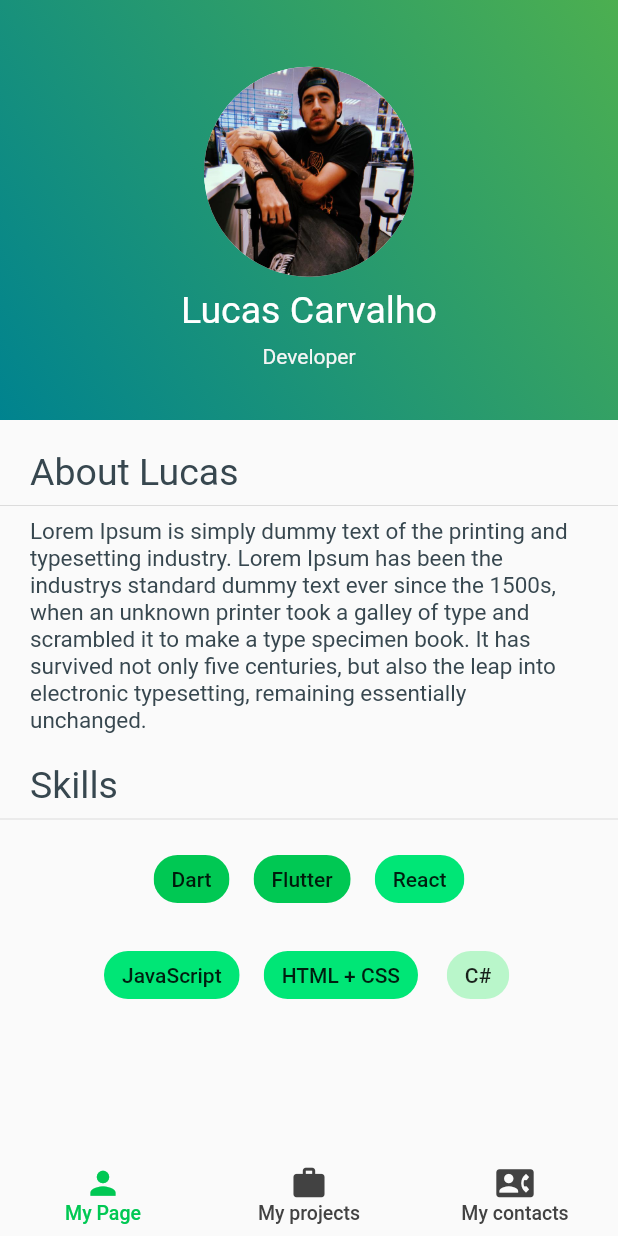
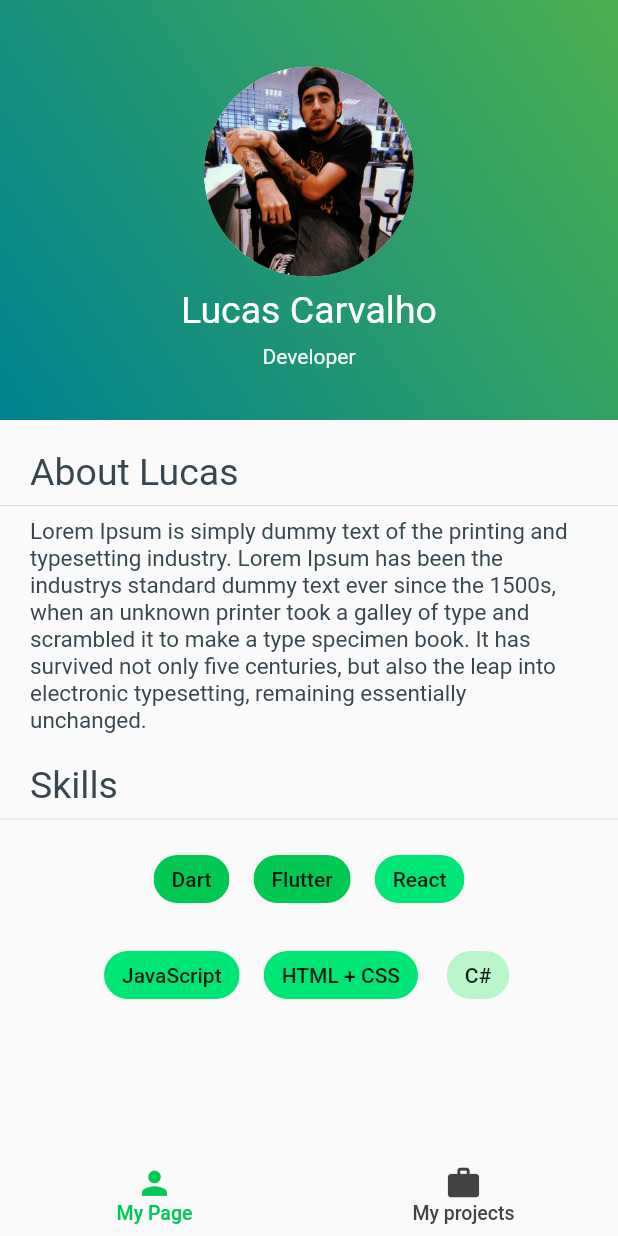
Before and after one commit to LucssCarvalho/my_portifolio, a Flutter app: the screen it shows after launch, on a phone screen of 412 x 824 dp. Run offline on Flutter 3.47's test engine with Material 2 defaults, Android fonts, the phone set to English and light mode, and no system bars; missing offline and left inert: mdi.

Commit message:
removed tabar

```diff
--- a/lib/main.dart
+++ b/lib/main.dart
@@ -1,5 +1,4 @@
 import 'package:flutter/material.dart';
-import 'package:flutter/services.dart';
 import 'package:my_portifolio/pages/PageThree/PageThree.dart';
 import 'package:my_portifolio/pages/pageOne/HomePage.dart';
 import 'package:my_portifolio/pages/pageTwo/PageTwo.dart';
@@ -9,10 +8,6 @@ void main() => runApp(MyApp());
 class MyApp extends StatelessWidget {
   @override
   Widget build(BuildContext context) {
-    SystemChrome.setSystemUIOverlayStyle(SystemUiOverlayStyle(
-      statusBarColor: Colors.green,
-    ));
-
     return MaterialApp(
       debugShowCheckedModeBanner: false,
       title: 'Flutter Demo',
@@ -28,7 +23,7 @@ class Tabbar extends StatelessWidget {
   @override
   Widget build(BuildContext context) {
     return DefaultTabController(
-      length: 3,
+      length: 2,
       child: Scaffold(
         bottomNavigationBar: TabBar(
           tabs: [
@@ -64,22 +59,6 @@ class Tabbar extends StatelessWidget {
                 ),
               ),
             ),
-            Tab(
-              child: Container(
-                child: Column(
-                  children: <Widget>[
-                    Icon(
-                      Icons.contact_phone,
-                      size: 25,
-                    ),
-                    Text(
-                      'My contacts',
-                      style: TextStyle(fontSize: 13),
-                    )
-                  ],
-                ),
-              ),
-            ),
           ],
           indicatorWeight: 2,
           labelStyle: TextStyle(fontSize: 10),
@@ -87,7 +66,7 @@ class Tabbar extends StatelessWidget {
           labelColor: Colors.greenAccent[700],
           indicatorColor: Colors.transparent,
         ),
-        body: TabBarView(children: [HomePage(), PageTwo(), PageThree()]),
+        body: TabBarView(children: [HomePage(), PageTwo()]),
       ),
     );
   }
```
